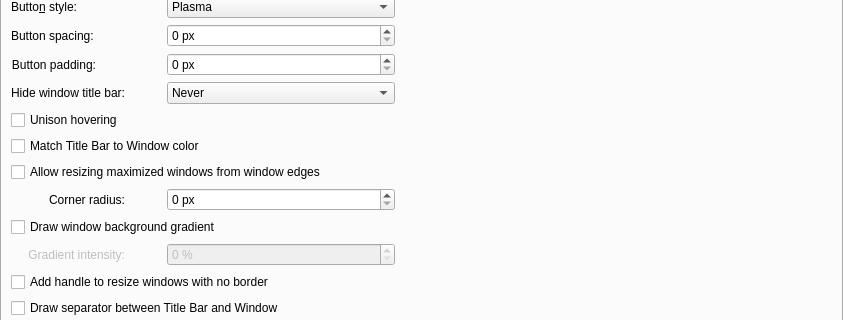
Before: the Qt Designer form config/ui/breezeconfigurationui.ui in kupiqu/SierraBreezeEnhanced, drawn with Qt 5; both pictures show x 0 to 843 and y 95 to 415 of the 843 by 807 pixel window.
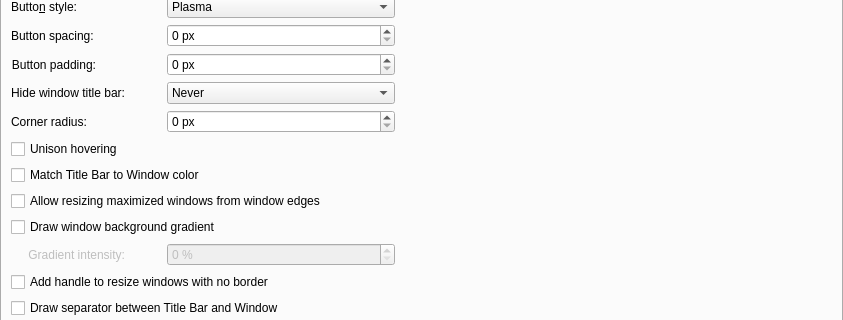
After: the same form once the commit is applied. Custom widgets are drawn as their Qt base class.

Patch:
```diff
--- a/config/ui/breezeconfigurationui.ui
+++ b/config/ui/breezeconfigurationui.ui
@@ -331,21 +331,21 @@
          </item>
         </widget>
        </item>
-       <item row="6" column="1" colspan="10">
+       <item row="7" column="1" colspan="10">
          <widget class="QCheckBox" name="unisonHovering">
            <property name="text">
              <string>Unison hovering</string>
            </property>
          </widget>
        </item>
-       <item row="7" column="1" colspan="10">
+       <item row="8" column="1" colspan="10">
         <widget class="QCheckBox" name="matchColorForTitleBar">
          <property name="text">
           <string>Match Title Bar to Window color</string>
          </property>
         </widget>
        </item>
-       <item row="8" column="1" colspan="10">
+       <item row="9" column="1" colspan="10">
         <widget class="QCheckBox" name="drawBorderOnMaximizedWindows">
          <property name="text">
           <string>Allow resizing maximized windows from window edges</string>
@@ -497,17 +497,14 @@
         </layout>
        </item>
 
-         <item row="9" column="1">
+         <item row="6" column="1">
           <widget class="QLabel" name="cornerRadiusLabel">
            <property name="text">
             <string>Corner radius:</string>
            </property>
-           <property name="alignment">
-            <set>Qt::AlignRight|Qt::AlignTrailing|Qt::AlignVCenter</set>
-           </property>
           </widget>
          </item>
-         <item row="9" column="8">
+         <item row="6" column="8">
           <widget class="QSpinBox" name="cornerRadiusSpinBox">
            <property name="suffix">
             <string> px</string>
```
